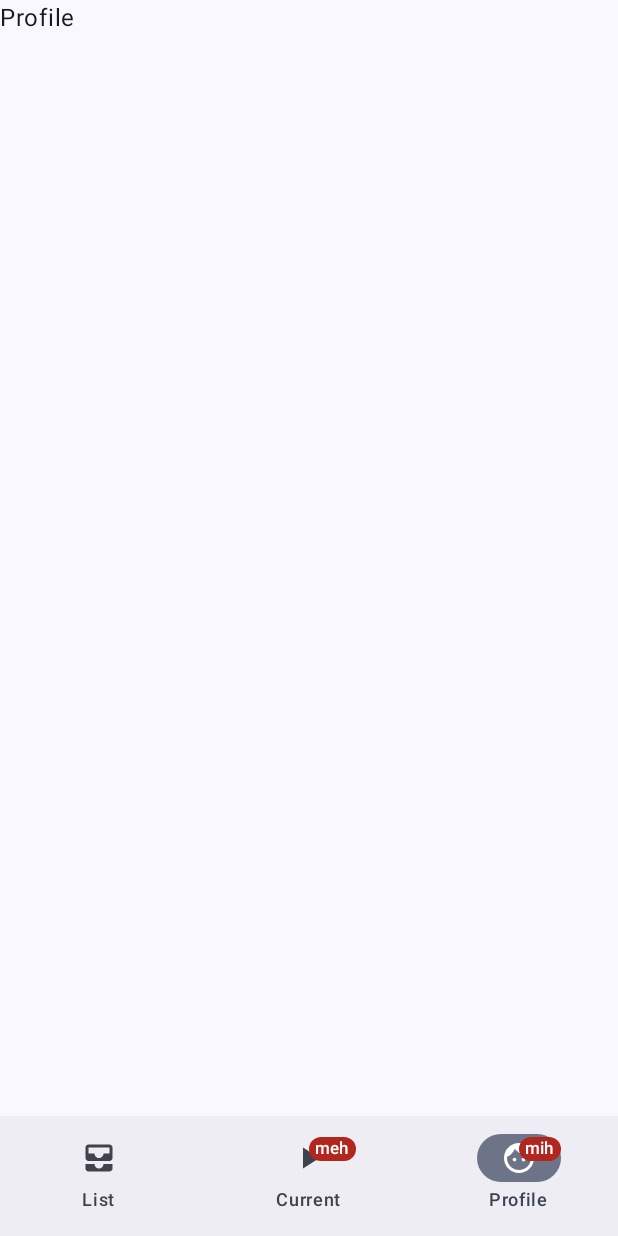
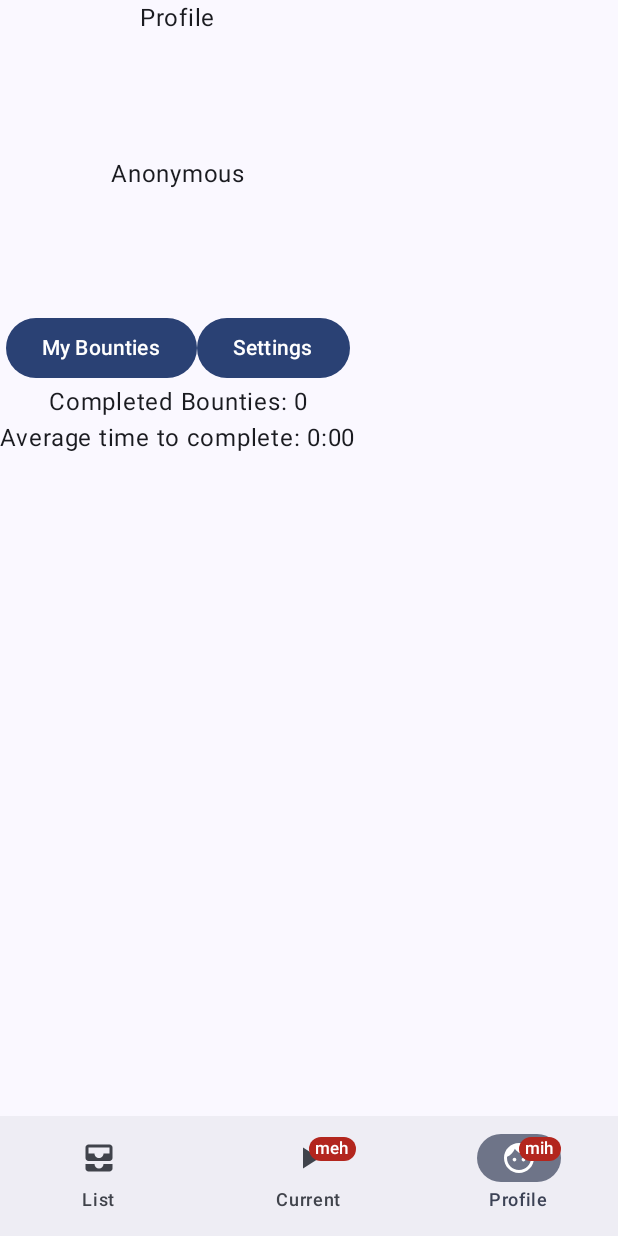
Before and after one commit to Kikop2003/Bounty.Net, an Android app built with Jetpack Compose: the MainScreen screen opened through its navigation route, item 3 of the bottom bar chosen, on a phone screen of 412 x 824 dp. Run offline under Robolectric (Android 15) with nearby library versions, the phone set to English and light mode, and no system bars; our stand-ins replace Firebase (no records; nobody signed in at launch, a user with empty details on screens opened directly).

Commit message:
Basic Profile page structure, User data model, getUser() in FirebaseHelper

```diff
--- a/app/src/main/java/com/example/bountynet/MainActivity.kt
+++ b/app/src/main/java/com/example/bountynet/MainActivity.kt
@@ -10,6 +10,8 @@ import androidx.navigation.compose.NavHost
 import androidx.navigation.compose.composable
 import androidx.navigation.compose.rememberNavController
 import androidx.navigation.navArgument
+import com.example.bountynet.Objects.Bounty
+import com.example.bountynet.Objects.UserSession
 import com.example.bountynet.pages.BountyDetailPage
 import com.example.bountynet.pages.CreateBountyPage
 import com.example.bountynet.pages.LoginScreen
@@ -45,6 +47,8 @@ fun AppNavigation(userViewModel: UserViewModel) {
                     userViewModel.logout()
                     userViewModel.setUsername(username) // Save username in ViewModel
                     navController.navigate("home")
+
+                    UserSession.username = username
                 }
             )
         }
--- a/app/src/main/java/com/example/bountynet/Bounty.kt
+++ b/app/src/main/java/com/example/bountynet/Objects/Bounty.kt
@@ -1,4 +1,4 @@
-package com.example.bountynet
+package com.example.bountynet.Objects
 
 data class Bounty(
     val name: String = "Unnamed Bounty",
--- /dev/null
+++ b/app/src/main/java/com/example/bountynet/Objects/User.kt
@@ -0,0 +1,8 @@
+package com.example.bountynet.Objects
+
+data class User(
+    val name: String = "Anonymous",
+    val CompletedBounties: Int = 0,
+    val Averagetime: String = "0:00",
+    val Creds: Int = 0
+)
--- /dev/null
+++ b/app/src/main/java/com/example/bountynet/Objects/UserSession.kt
@@ -0,0 +1,7 @@
+package com.example.bountynet.Objects
+
+object UserSession {
+
+    var username: String? = null
+    var creds: Int? = null
+}
--- a/app/src/main/java/com/example/bountynet/pages/BountyDetailPage.kt
+++ b/app/src/main/java/com/example/bountynet/pages/BountyDetailPage.kt
@@ -7,7 +7,7 @@ import androidx.compose.ui.Alignment
 import androidx.compose.ui.Modifier
 import androidx.compose.ui.text.font.FontWeight
 import androidx.compose.ui.unit.dp
-import com.example.bountynet.Bounty
+import com.example.bountynet.Objects.Bounty
 
 @Composable
 fun BountyDetailPage(bounty: Bounty) {
--- a/app/src/main/java/com/example/bountynet/pages/BountyListPage.kt
+++ b/app/src/main/java/com/example/bountynet/pages/BountyListPage.kt
@@ -10,7 +10,7 @@ import androidx.compose.ui.Alignment
 import androidx.compose.ui.Modifier
 import androidx.compose.ui.unit.dp
 import androidx.navigation.NavHostController
-import com.example.bountynet.Bounty
+import com.example.bountynet.Objects.Bounty
 import com.example.bountynet.FirebaseHelper
 import com.google.gson.Gson
 
--- a/app/src/main/java/com/example/bountynet/pages/NewBountyPage.kt
+++ b/app/src/main/java/com/example/bountynet/pages/NewBountyPage.kt
@@ -10,7 +10,7 @@ import androidx.compose.ui.Modifier
 import androidx.compose.ui.unit.dp
 import androidx.compose.ui.window.Dialog
 import androidx.navigation.NavHostController
-import com.example.bountynet.Bounty
+import com.example.bountynet.Objects.Bounty
 import com.example.bountynet.FirebaseHelper
 import androidx.compose.foundation.lazy.items
 import androidx.compose.foundation.text.KeyboardOptions
--- a/app/src/main/java/com/example/bountynet/pages/Profile.kt
+++ b/app/src/main/java/com/example/bountynet/pages/Profile.kt
@@ -1,11 +1,62 @@
 package com.example.bountynet.pages
 
+import androidx.compose.foundation.layout.Column
+import androidx.compose.foundation.layout.Row
+import androidx.compose.material3.Button
 import androidx.compose.material3.Text
 import androidx.compose.runtime.Composable
+import androidx.compose.ui.Alignment
 import androidx.compose.ui.Modifier
+import com.example.bountynet.FirebaseHelper
+import com.example.bountynet.Objects.User
+import com.example.bountynet.Objects.UserSession
 
 @Composable
 fun Profile(modifier: Modifier = Modifier){
-    Text(text = "Profile", modifier = modifier)
+    val username = UserSession.username
+
+    var user = User()
+
+    FirebaseHelper.getUser(
+        username = username,
+        onSuccess = { returnUser ->
+            if (returnUser != null) {
+                println("User retrieved: ${returnUser.name}")
+                user = returnUser
+            } else {
+                println("User not found")
+            }
+        },
+        onFailure = { error ->
+            println("Failed to retrieve user: $error")
+        }
+    )
+
+    Column (horizontalAlignment = Alignment.CenterHorizontally) {
+        Text(text = "Profile", modifier = modifier)
+
+        //Image()
+
+        Text(text = user.name, modifier = modifier)
+
+        Row (){
+            Button(onClick = { }) { //Add MyBounties OnClick
+                Text("My Bounties")
+            }
+
+            Button(onClick = { }) { //Add Settings OnClick
+                Text("Settings")
+            }
+        }
+
+        //Stats
+        Text("Completed Bounties: " + user.CompletedBounties) //get value from fb
+        Text("Average time to complete: " + user.Averagetime)
+
+        //CREATE PIE CHART
+
+
+    }
+
 
 }
```
Also changed, not shown: app/src/main/java/com/example/bountynet/FirebaseHelper.kt (+28 -1 lines).
